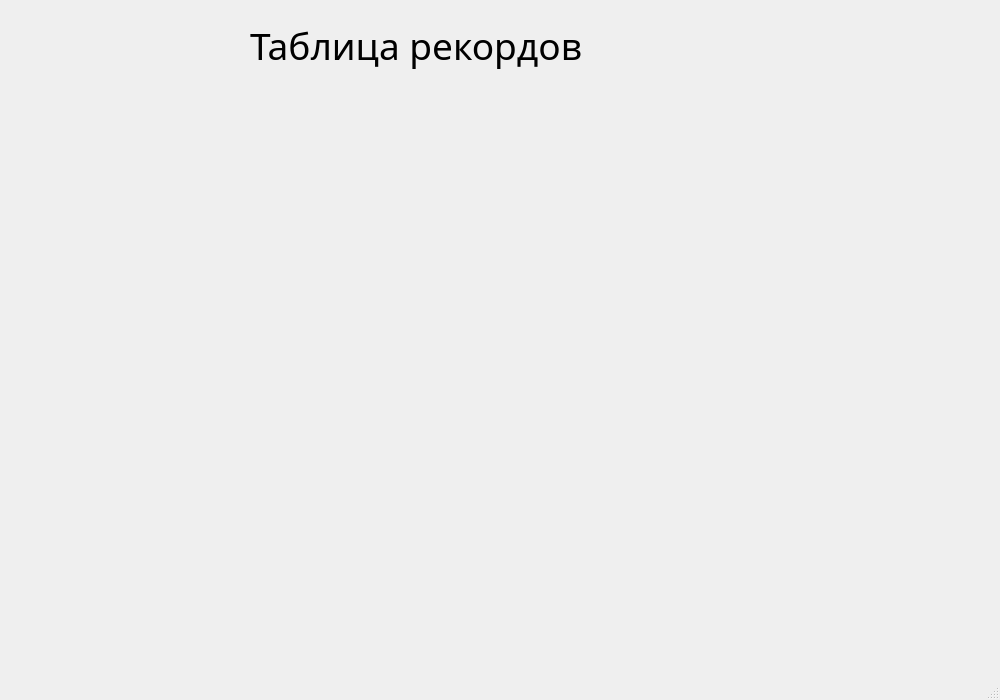
Above: маша скинула/victory/recordtable.ui from diquid/keyboardtrainer before the change. Below: the same form after it.
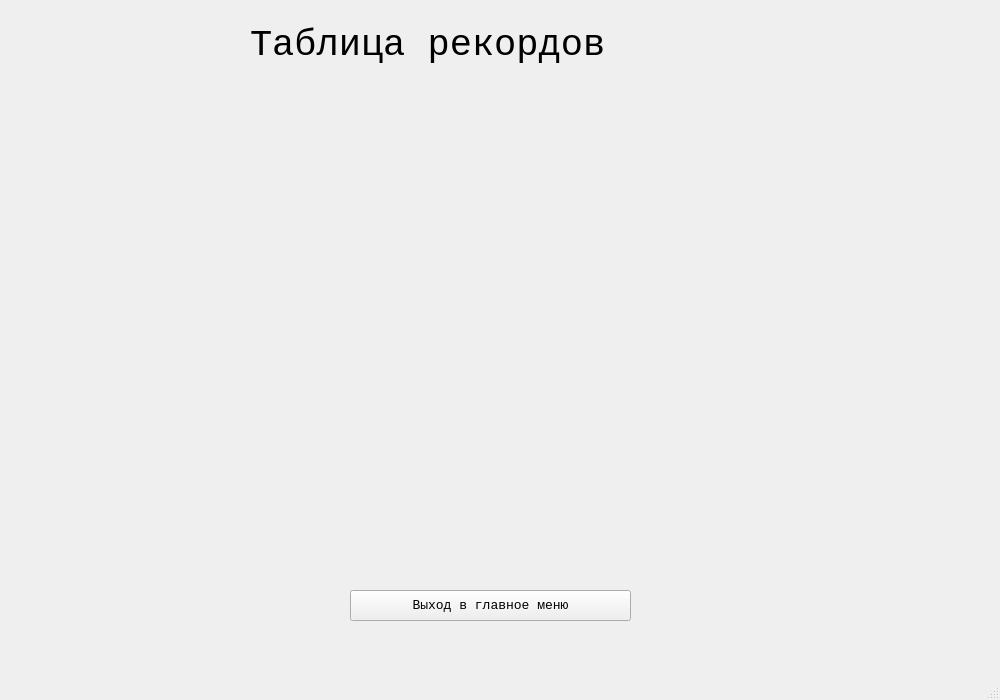
That is the form after the change.

```diff
--- a/маша скинула/victory/recordtable.ui
+++ b/маша скинула/victory/recordtable.ui
@@ -25,7 +25,7 @@
     </property>
     <property name="font">
      <font>
-      <family>Century Gothic</family>
+      <family>Courier New</family>
       <pointsize>28</pointsize>
      </font>
     </property>
@@ -33,6 +33,25 @@
      <string>Таблица рекордов</string>
     </property>
    </widget>
+   <widget class="QPushButton" name="pushButton">
+    <property name="geometry">
+     <rect>
+      <x>350</x>
+      <y>590</y>
+      <width>281</width>
+      <height>31</height>
+     </rect>
+    </property>
+    <property name="font">
+     <font>
+      <family>Courier New</family>
+      <pointsize>10</pointsize>
+     </font>
+    </property>
+    <property name="text">
+     <string>Выход в главное меню</string>
+    </property>
+   </widget>
   </widget>
   <widget class="QMenuBar" name="menubar">
    <property name="geometry">
```
